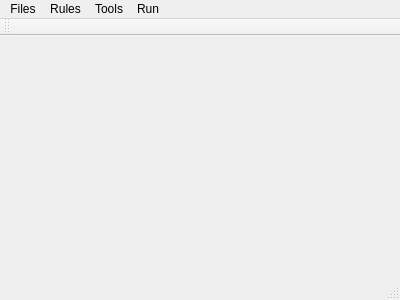
unuldur/Celluliar, file App/mainwindow.ui: the form before one commit.
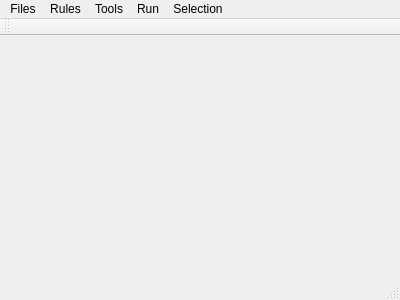
The form after the commit. Custom widgets are drawn as their Qt base class.

```diff
--- a/App/mainwindow.ui
+++ b/App/mainwindow.ui
@@ -67,10 +67,21 @@
     <addaction name="actionPause"/>
     <addaction name="actionRun"/>
    </widget>
+   <widget class="QMenu" name="menuSelection">
+    <property name="title">
+     <string>Selection</string>
+    </property>
+    <addaction name="separator"/>
+    <addaction name="actionFill"/>
+    <addaction name="actionRandomSelect"/>
+    <addaction name="actionDelete"/>
+    <addaction name="actionSaveSelect"/>
+   </widget>
    <addaction name="menuFichier"/>
    <addaction name="menuRules"/>
    <addaction name="menuTools"/>
    <addaction name="menuRun"/>
+   <addaction name="menuSelection"/>
   </widget>
   <widget class="QToolBar" name="mainToolBar">
    <attribute name="toolBarArea">
```
Left out of the diff: 30 changed lines with no effect on the pictures.
